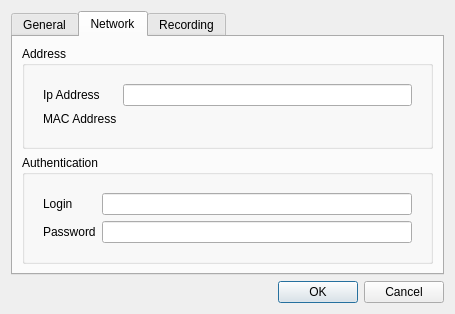
This is client/src/ui/dialogs/camerasettingsdialog.ui in networkoptix/nx_open as Qt 5 draws it before an edit. The edited form follows.
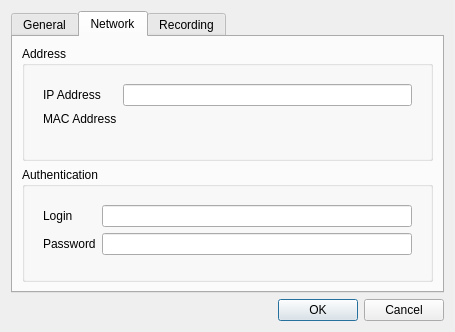
This is the edited form. The open tabs and pages were chosen to show the change.

Commit message:
working on camera dialog
<==== Mercurial data ====>
Branch: master

Diff of the .ui file:
```diff
--- a/client/src/ui/dialogs/camerasettingsdialog.ui
+++ b/client/src/ui/dialogs/camerasettingsdialog.ui
@@ -7,7 +7,7 @@
     <x>0</x>
     <y>0</y>
     <width>455</width>
-    <height>306</height>
+    <height>332</height>
    </rect>
   </property>
   <property name="sizePolicy">
@@ -78,7 +78,7 @@
             <item row="0" column="0">
              <widget class="QLabel" name="label_2">
               <property name="text">
-               <string>Ip Address</string>
+               <string>IP Address</string>
               </property>
              </widget>
             </item>
```
Left out of the diff: 30 changed lines with no effect on the pictures. The commit also changes 3 other files.
